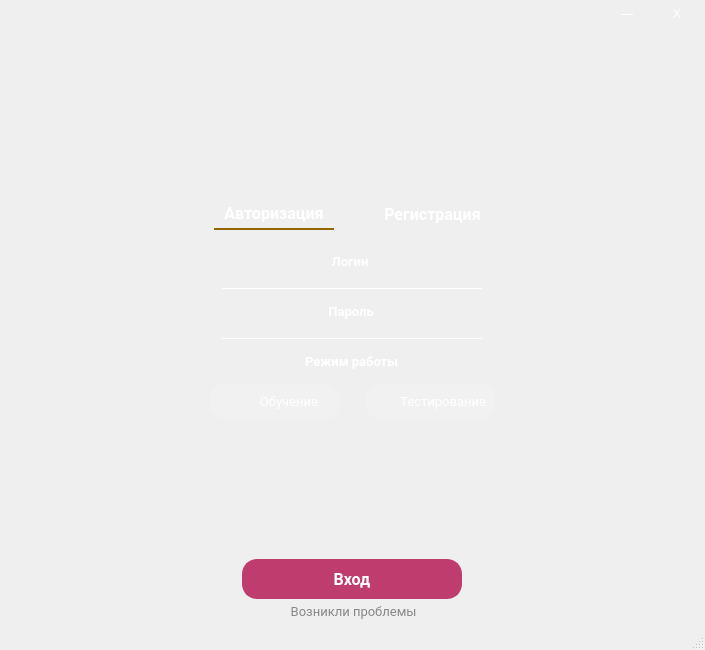
The window that Ui/mainwindow.ui (Wb2D/TSCH) describes before a commit, drawn with Qt 5.
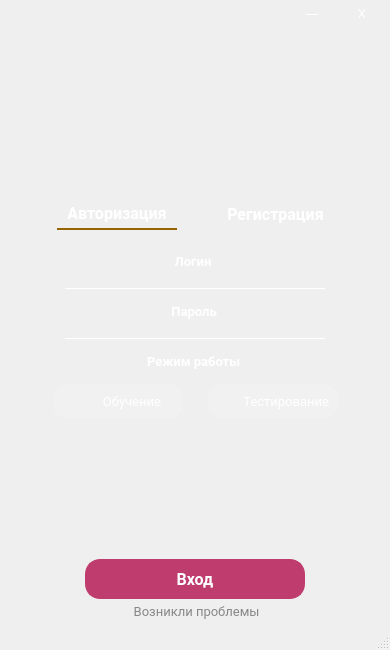
The same window after the commit. Icons and pictures are not drawn.

Commit message: страдал над анимацией

What changed in the file:
```diff
--- a/Ui/mainwindow.ui
+++ b/Ui/mainwindow.ui
@@ -9,7 +9,7 @@
    <rect>
     <x>0</x>
     <y>0</y>
-    <width>705</width>
+    <width>390</width>
     <height>650</height>
    </rect>
   </property>
```
Left out of the diff: 4 changed lines with no effect on the pictures. The commit also changes 2 other files.
